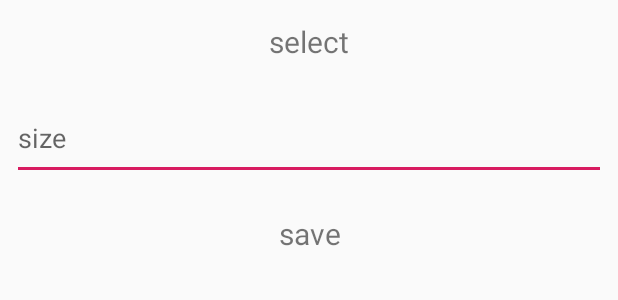
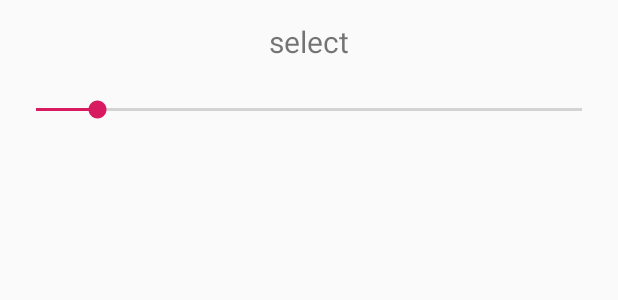
Before and after one commit to LowSpeeddevelopers/Easy_Business_Card, an Android app: the layout fragment_icon.xml on its own in the app's theme, with its tools: preview values and no code run, on a phone screen of 412 x 824 dp. Shown: the top 300 px of the screen. Run offline under Robolectric (Android 15) with nearby library versions, the phone set to English and light mode, and no system bars; Roboto replaces fonts that are not available here.

Commit message:
icon resize using seekbar, done.

```diff
--- a/app/src/main/res/layout/fragment_icon.xml
+++ b/app/src/main/res/layout/fragment_icon.xml
@@ -13,26 +13,20 @@
         android:gravity="center"
         android:textSize="20sp"
         android:textAlignment="center"
-
         android:text="select"
         android:id="@+id/select"/>
 
-   <EditText
-       android:layout_margin="8dp"
-       android:layout_width="match_parent"
-       android:layout_height="?attr/actionBarSize"
-       android:id="@+id/iconsize"
-       android:hint="size"
-       />
-    <TextView
+    <SeekBar
+        android:id="@+id/seekbar"
         android:layout_width="match_parent"
-        android:layout_height="?attr/actionBarSize"
-        android:gravity="center"
-        android:textAlignment="center"
-        android:textSize="20sp"
-        android:layout_gravity="center"
-        android:text="save"
-        android:id="@+id/iconsave"/>
+        android:layout_height="wrap_content"
+        android:layout_marginEnd="8dp"
+        android:layout_marginStart="8dp"
+        android:layout_marginTop="8dp"
+        android:min="50"
+        android:max="500"
+        android:progress="100"/>
+
 
 
 </LinearLayout>
```
Also changed, not shown: app/src/main/java/com/nexttech/easybusinesscard/IconFragment.java (+24 -14 lines).
